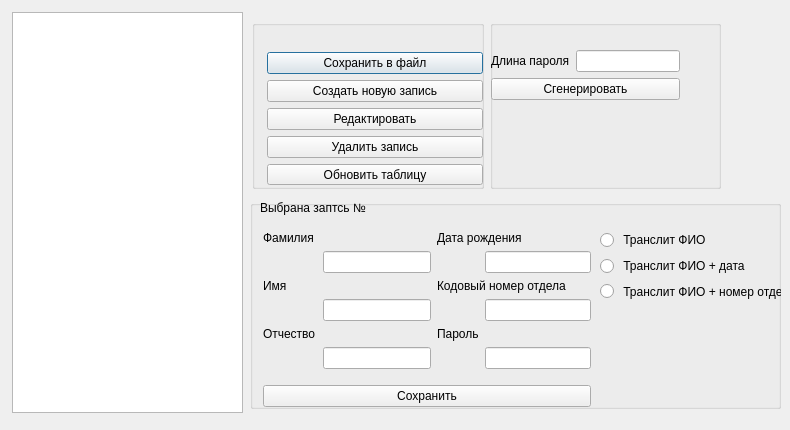
This is Main_Password_Manager_Practica/secondwindow.ui in Arengol/Password_Manager_Practica_IVT2020Pr1 as Qt 5 draws it before an edit. The edited form follows.
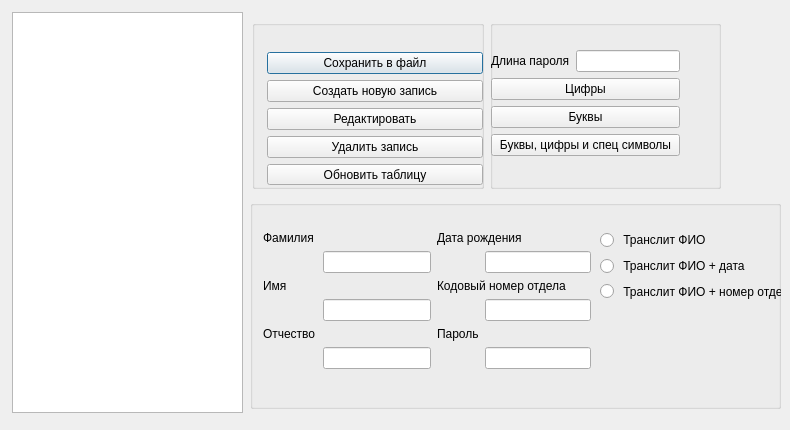
This is the edited form.

```diff
--- a/Main_Password_Manager_Practica/secondwindow.ui
+++ b/Main_Password_Manager_Practica/secondwindow.ui
@@ -116,7 +116,7 @@
       <x>1</x>
       <y>30</y>
       <width>189</width>
-      <height>111</height>
+      <height>126</height>
      </rect>
     </property>
     <layout class="QVBoxLayout" name="verticalLayout">
@@ -133,14 +133,28 @@
         </widget>
        </item>
        <item>
-        <widget class="QLineEdit" name="lineEdit_6"/>
+        <widget class="QLineEdit" name="lineEdit_11"/>
        </item>
       </layout>
      </item>
      <item>
       <widget class="QPushButton" name="pushButton_2">
        <property name="text">
-        <string>Сгенерировать</string>
+        <string>Цифры</string>
+       </property>
+      </widget>
+     </item>
+     <item>
+      <widget class="QPushButton" name="pushButton_8">
+       <property name="text">
+        <string>Буквы</string>
+       </property>
+      </widget>
+     </item>
+     <item>
+      <widget class="QPushButton" name="pushButton_9">
+       <property name="text">
+        <string>Буквы, цифры и спец символы</string>
        </property>
       </widget>
      </item>
@@ -188,7 +202,7 @@
           </widget>
          </item>
          <item row="1" column="1">
-          <widget class="QLineEdit" name="lineEdit_3"/>
+          <widget class="QLineEdit" name="lineEdit"/>
          </item>
          <item row="2" column="0">
           <widget class="QLabel" name="label_3">
@@ -198,7 +212,7 @@
           </widget>
          </item>
          <item row="3" column="1">
-          <widget class="QLineEdit" name="lineEdit"/>
+          <widget class="QLineEdit" name="lineEdit_2"/>
          </item>
          <item row="4" column="0">
           <widget class="QLabel" name="label_5">
@@ -208,7 +222,7 @@
           </widget>
          </item>
          <item row="5" column="1">
-          <widget class="QLineEdit" name="lineEdit_4"/>
+          <widget class="QLineEdit" name="lineEdit_3"/>
          </item>
         </layout>
        </item>
@@ -222,7 +236,7 @@
           </widget>
          </item>
          <item row="1" column="1">
-          <widget class="QLineEdit" name="lineEdit_2"/>
+          <widget class="QLineEdit" name="lineEdit_4"/>
          </item>
          <item row="2" column="0" colspan="2">
           <widget class="QLabel" name="label_2">
@@ -242,48 +256,15 @@
           </widget>
          </item>
          <item row="5" column="1">
-          <widget class="QLineEdit" name="lineEdit_11"/>
+          <widget class="QLineEdit" name="lineEdit_6"/>
          </item>
         </layout>
        </item>
       </layout>
      </item>
-     <item row="1" column="0" colspan="2">
-      <widget class="QPushButton" name="pushButton_3">
-       <property name="text">
-        <string>Сохранить</string>
-       </property>
-      </widget>
-     </item>
     </layout>
    </widget>
    <widget class="QWidget" name="layoutWidget">
-    <property name="geometry">
-     <rect>
-      <x>10</x>
-      <y>0</y>
-      <width>152</width>
-      <height>15</height>
-     </rect>
-    </property>
-    <layout class="QHBoxLayout" name="horizontalLayout_3">
-     <item>
-      <widget class="QLabel" name="label_8">
-       <property name="text">
-        <string>Выбрана заптсь №</string>
-       </property>
-      </widget>
-     </item>
-     <item>
-      <widget class="QLabel" name="label_9">
-       <property name="text">
-        <string/>
-       </property>
-      </widget>
-     </item>
-    </layout>
-   </widget>
-   <widget class="QWidget" name="">
     <property name="geometry">
      <rect>
       <x>350</x>
```
